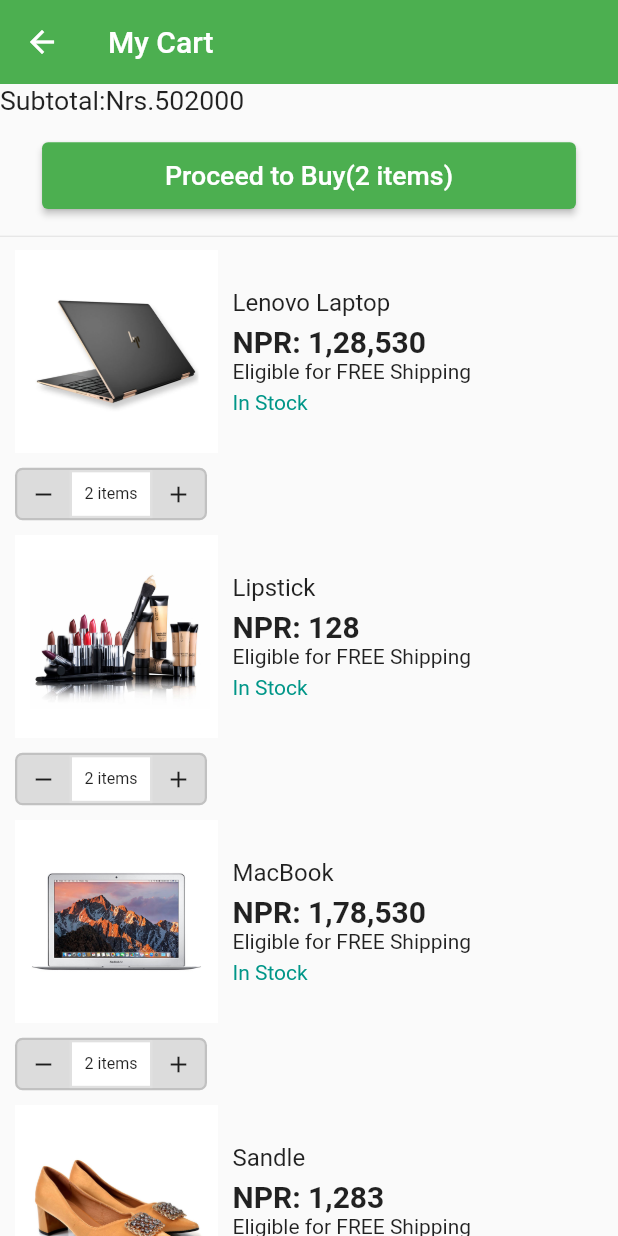
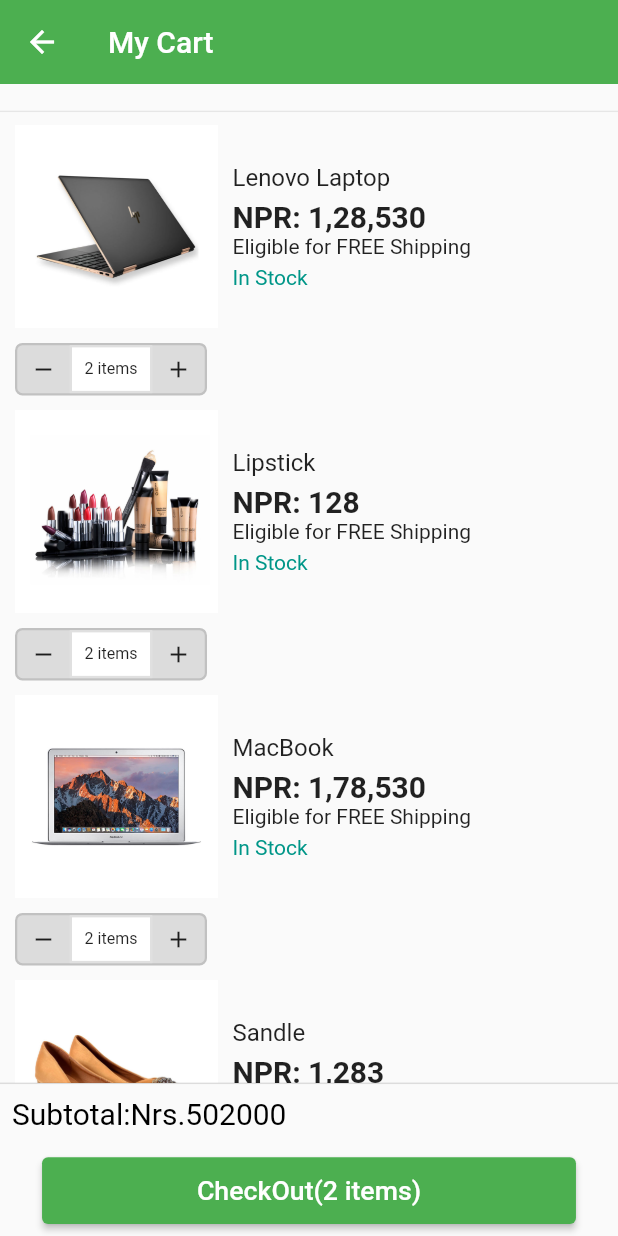
Before and after one commit to LET-BE-X/Givegi, a Flutter app: the CartScreen screen opened directly, on a phone screen of 412 x 824 dp. Run offline on Flutter 3.47's test engine with Material 2 defaults, Android fonts, the phone set to English and light mode, and no system bars; our stand-ins replace carousel_slider, curved_navigation_bar, flutter_screenutil, flutter_svg, gap, geolocator and 4 more; missing offline and left inert: flutter_verification_code, open_street_map_search_and_pick.

Commit message:
minor change

```diff
--- a/lib/view/cart/Screens/Cart_screens.dart
+++ b/lib/view/cart/Screens/Cart_screens.dart
@@ -1,3 +1,4 @@
+import 'package:ecommercegiveji/view/authScreen/widgets/customText.dart';
 import 'package:flutter/material.dart';
 import 'package:flutter_screenutil/flutter_screenutil.dart';
 import 'package:velocity_x/velocity_x.dart';
@@ -25,20 +26,6 @@
         scrollDirection: Axis.vertical,
         child: Column(
           children: [
-            Text(
-              "Subtotal:Nrs.502000",
-              style: TextStyle(fontSize: 20.h),
-            ).box.alignBottomLeft.make(),
-            20.h.heightBox,
-            ElevatedButton(
-              onPressed: () {},
-              style: const ButtonStyle(
-                  backgroundColor: MaterialStatePropertyAll(Colors.green)),
-              child: Text(
-                "Proceed to Buy($items)",
-                style: TextStyle(fontSize: 20.h),
-              ),
-            ).box.rounded.size(400.h, 50.h).make(),
             20.h.heightBox,
             Container(
               color: Colors.black12.withOpacity(0.08),
@@ -56,6 +43,23 @@
           ],
         ),
       ),
+     persistentFooterButtons: [
+
+       Column(children: [
+         customText(myText: "Subtotal:Nrs.502000",size: 20).box.alignBottomLeft.make(),
+         20.h.heightBox,
+         ElevatedButton(
+           onPressed: () {},
+           style: const ButtonStyle(
+               backgroundColor: MaterialStatePropertyAll(Colors.green)),
+           child: Text(
+             "CheckOut($items)",
+             style: TextStyle(fontSize: 20.h),
+           ),
+         ).box.rounded.size(400.h, 50.h).make(),
+       ],),
+     ],
+
     );
   }
 }
```
Also changed, not shown: lib/view/ProfileScreen/Screens/NewAddress.dart (+3 -5 lines).
